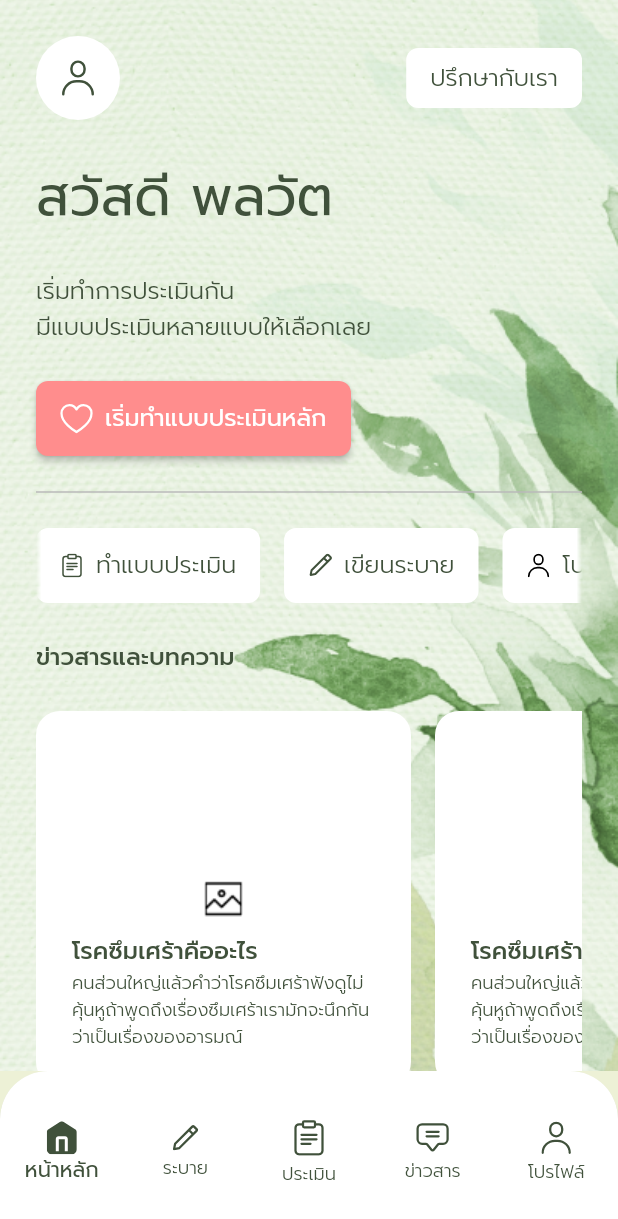
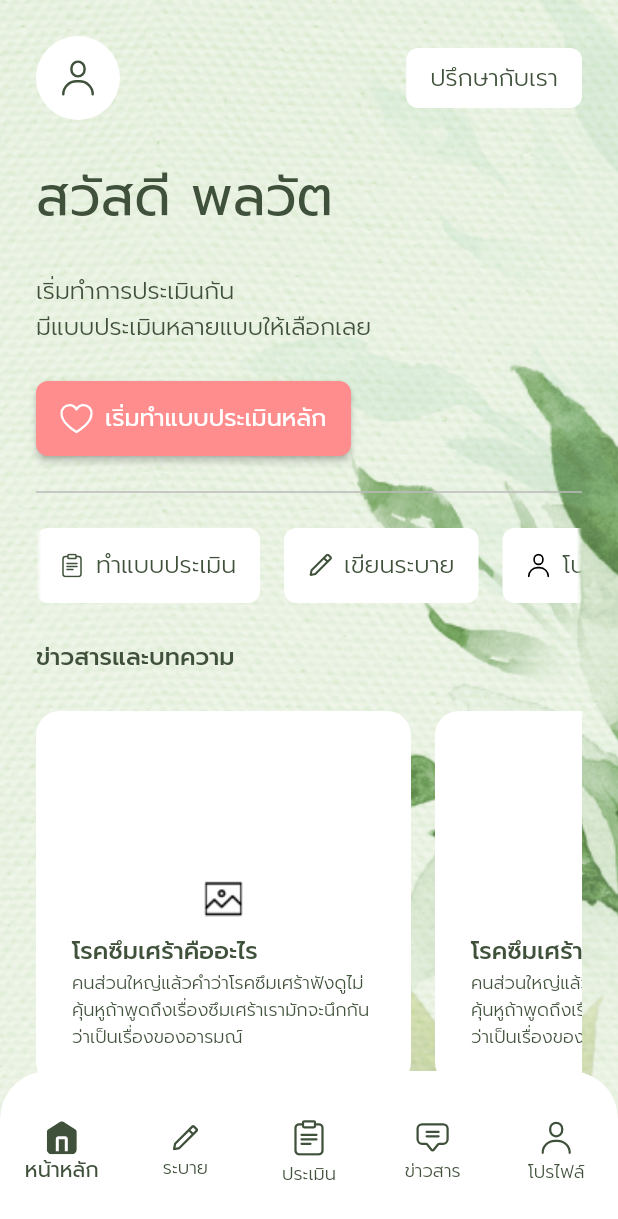
Before and after one commit to ponlawat2001/Mental-assessment, a Flutter app: the NavigatorScreen screen opened by its route, on a phone screen of 412 x 824 dp. Shown: the top 1219 px of the screen. Run offline on Flutter 3.47's test engine with Material 2 defaults, Android fonts, the phone set to English and light mode, and no system bars; our stand-ins replace email_validator, firebase_auth, firebase_core, flutter_svg, google_sign_in; missing offline and left inert: shadow_overlay; accounts and stored records are empty; project files that could hold a hidden picture were left out.

Commit message:
fix: ui imagebackground cropped

```diff
--- a/lib/view/navigator.dart
+++ b/lib/view/navigator.dart
@@ -35,6 +35,7 @@
   @override
   Widget build(BuildContext context) {
     return Scaffold(
+      extendBody: true,
       body: _pageName.elementAt(_selectedindex),
       bottomNavigationBar: ClipRRect(
         borderRadius: const BorderRadius.only(
--- a/lib/view/register.dart
+++ b/lib/view/register.dart
@@ -27,6 +27,7 @@
   Layout body(BuildContext context) {
     return Layout(
         backgroundAsset: Assets.imageBackground,
+        child: SingleChildScrollView(
           child: SafeArea(
             child: Padding(
               padding: const EdgeInsets.symmetric(vertical: 24, horizontal: 36),
@@ -160,7 +161,8 @@
                         onTap: () => Navigator.pushNamed(context, '/login'),
                         child: Text(
                           'Sign in',
-                        style: Theme.of(context).textTheme.bodyLarge!.copyWith(
+                          style:
+                              Theme.of(context).textTheme.bodyLarge!.copyWith(
                                     fontWeight: FontWeight.w600,
                                     decoration: TextDecoration.underline,
                                   ),
@@ -171,6 +173,7 @@
                 ],
               ),
             ),
+          ),
         ));
   }
 }
--- a/lib/view/widget/widgetLayout/layout.dart
+++ b/lib/view/widget/widgetLayout/layout.dart
@@ -11,12 +11,18 @@
 
   @override
   Widget build(BuildContext context) {
-    return DecoratedBox(
-        decoration: BoxDecoration(
-            image: backgroundAsset.isNotEmpty
-                ? DecorationImage(
-                    image: AssetImage(backgroundAsset), fit: BoxFit.cover)
-                : null),
-        child: child);
+    return Stack(
+      children: [
+        Container(
+          height: double.infinity,
+          decoration: BoxDecoration(
+              image: backgroundAsset.isNotEmpty
+                  ? DecorationImage(
+                      image: AssetImage(backgroundAsset), fit: BoxFit.cover)
+                  : null),
+        ),
+        child ?? Container()
+      ],
+    );
   }
 }
```
Also changed, not shown: 2 other files. Lines whose indentation alone changed are shown as unchanged.
